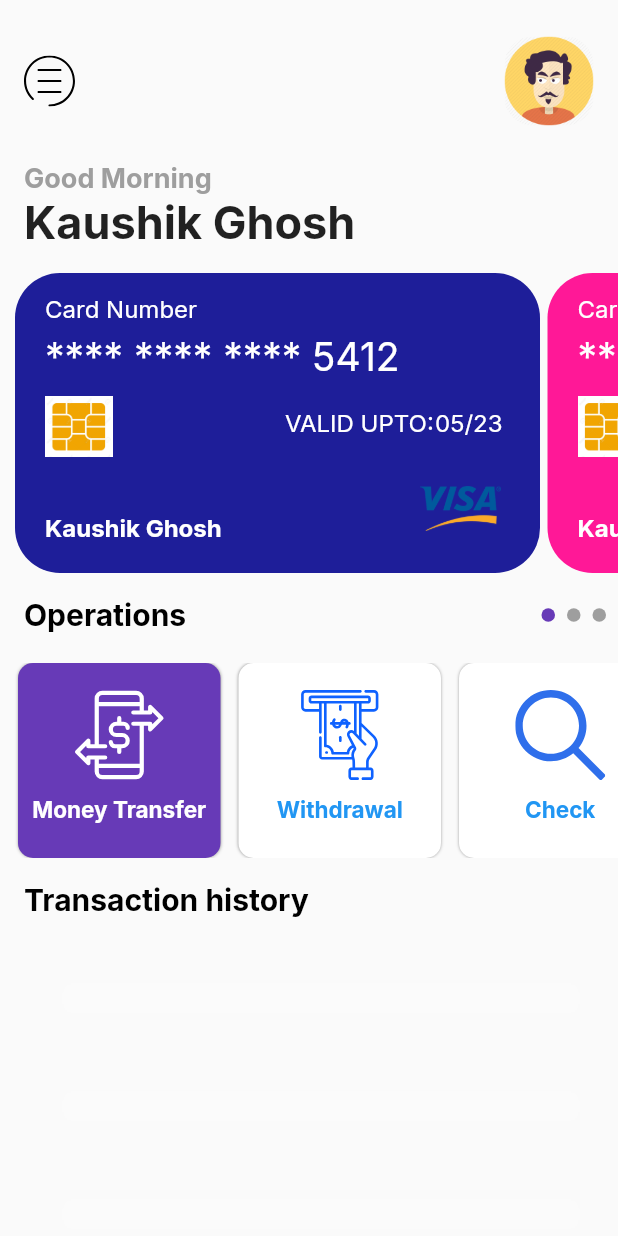
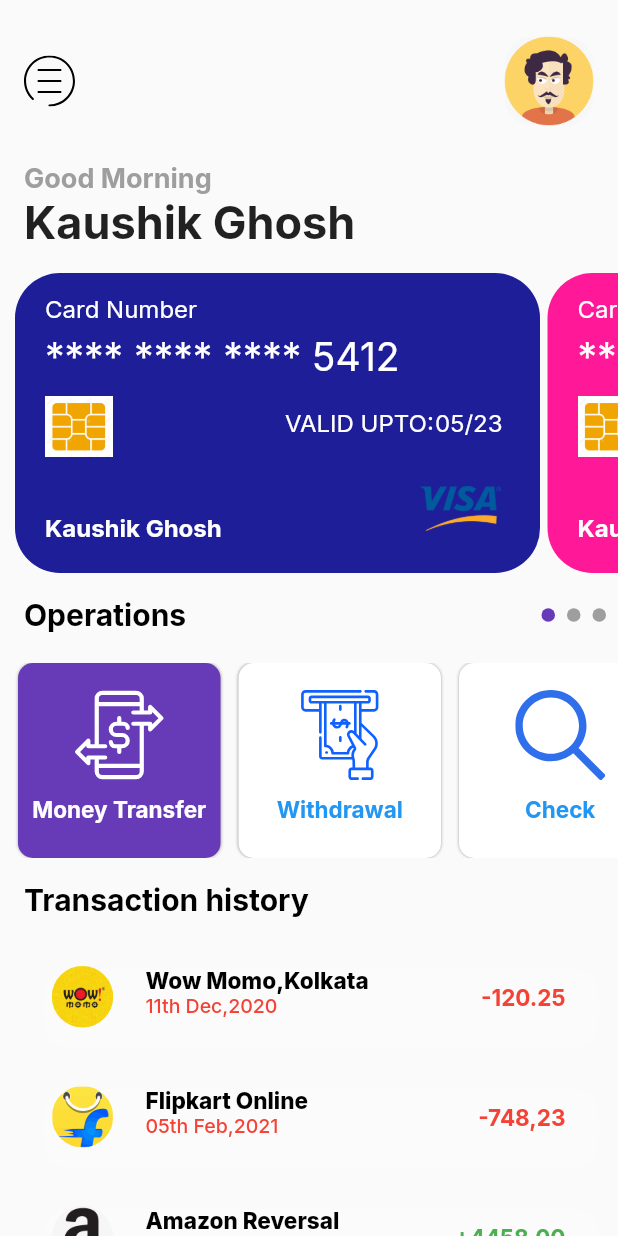
Before and after one commit to kaushikpuka1998/money_management_ui, a Flutter app: the screen it shows after launch, on a phone screen of 412 x 824 dp. Run offline on Flutter 3.47's test engine with Material 2 defaults, Android fonts, the phone set to English and light mode, and no system bars; our stand-ins replace flutter_svg, google_fonts.

Commit message:
Transaction details added

```diff
--- a/lib/Screens/home_screen.dart
+++ b/lib/Screens/home_screen.dart
@@ -1,6 +1,7 @@
 import 'package:flutter/material.dart';
 import 'package:flutter_svg/flutter_svg.dart';
 import 'package:google_fonts/google_fonts.dart';
+import 'package:money_management_ui/Transaction_model.dart';
 
 import '../card_model.dart';
 import '../data_model.dart';
@@ -250,25 +251,69 @@ class _HomeScreenState extends State<HomeScreen> {
                 ),
                 ListView.builder(
 
-                    itemCount: 5,
+                    itemCount: transactiond.length,
                     padding: EdgeInsets.only(left: 15,right: 15),
                     shrinkWrap: true,
                     itemBuilder: (context,index){
                       return Container(
-                        height: 57,
+                        height: 65,
                         margin: EdgeInsets.only(bottom: 15),
-                        padding: EdgeInsets.only(left: 24,right: 24,top: 12,bottom: 12),
+                        padding: EdgeInsets.only(left: 10,right: 20,top: 12,bottom: 12),
                         decoration: BoxDecoration(
                           borderRadius: BorderRadius.circular(12),
                           boxShadow: [
                             BoxShadow(
-                              color: Colors.white10,
+                              color: Colors.white12,
                               blurRadius: 20,
                               spreadRadius: 5,
-                              offset: Offset(8.0,5.0)
+                              offset: Offset(8.0,8.0)
 
                             )
                           ]
+                        ),
+                        child: Row(
+                          mainAxisAlignment:MainAxisAlignment.spaceBetween,
+                          children: <Widget>[
+                            Row(
+                              children: <Widget>[
+                                Container(
+                                  height:60,
+                                  width: 60,
+                                  decoration: BoxDecoration(
+                                    shape: BoxShape.circle,
+                                    image: DecorationImage(image: AssetImage(transactiond[index].image))
+                                  ),
+                                ),
+                                SizedBox(width: 12,),
+                                Column(
+                                  crossAxisAlignment: CrossAxisAlignment.start,
+                                  mainAxisAlignment: MainAxisAlignment.start,
+                                  children: <Widget>[
+                                    Text(transactiond[index].name,textAlign: TextAlign.start,style: GoogleFonts.inter(
+                                      fontWeight: FontWeight.w800,fontSize: 15,color: Colors.black
+                                    ),),
+                                    Text(transactiond[index].date,textAlign: TextAlign.start,style: GoogleFonts.inter(
+                                      fontSize: 13,
+                                      fontWeight: FontWeight.w500,color: Colors.red)
+                                      ,),
+
+
+
+                                  ],
+                                )
+                              ],
+                            ),
+                            Row(
+                              children: <Widget>[
+
+                                Text(transactiond[index].amount,style: GoogleFonts.inter(
+                                  fontSize: 15,
+                                  fontWeight: FontWeight.w700,
+                                  color: transactiond[index].amount[0] == '+'?Colors.green:Colors.red,
+                                ),)
+                              ],
+                            )
+                          ],
                         ),
                       );
                 }),
--- /dev/null
+++ b/lib/Transaction_model.dart
@@ -0,0 +1,45 @@
+class Transaction{
+  String name,date,image,amount;
+
+  Transaction(this.name, this.date, this.image,this.amount);
+}
+
+
+List<Transaction>transactiond = transactiondata.map((e) => Transaction(
+  e['name'],
+  e['date'],
+  e['image'],
+  e['amount'],
+),
+).toList();
+var transactiondata = [
+  {
+    "name": "Wow Momo,Kolkata",
+    "date": "11th Dec,2020",
+    "image" : "images/Wow_momo.jpg",
+    "amount" : "-120.25"
+
+  },
+  {
+    "name": "Flipkart Online",
+    "date": "05th Feb,2021",
+    "image" : "images/flipkart.png",
+    "amount": "-748,23"
+
+  },
+  {
+    "name": "Amazon Reversal",
+    "date": "12th March,2021",
+    "image" : "images/amazon.png",
+    "amount": "+4458.00"
+
+  },
+  {
+    "name": "Coolwings",
+    "date": "12th March,2021",
+    "image" : "images/coolwings.png",
+    "amount": "-1489.45"
+
+  },
+
+];
--- a/pubspec.yaml
+++ b/pubspec.yaml
@@ -61,6 +61,10 @@ flutter:
     - images/withdrawselected.svg
     - images/transactionselected.svg
     - images/transactionunselected.svg
+    - images/flipkart.png
+    - images/Wow_momo.jpg
+    - images/coolwings.png
+    - images/amazon.png
 
 
 
```
Also changed, not shown: images/Wow_momo.jpg (added), images/amazon.png (added), images/coolwings.png (added), images/flipkart.png (added).
